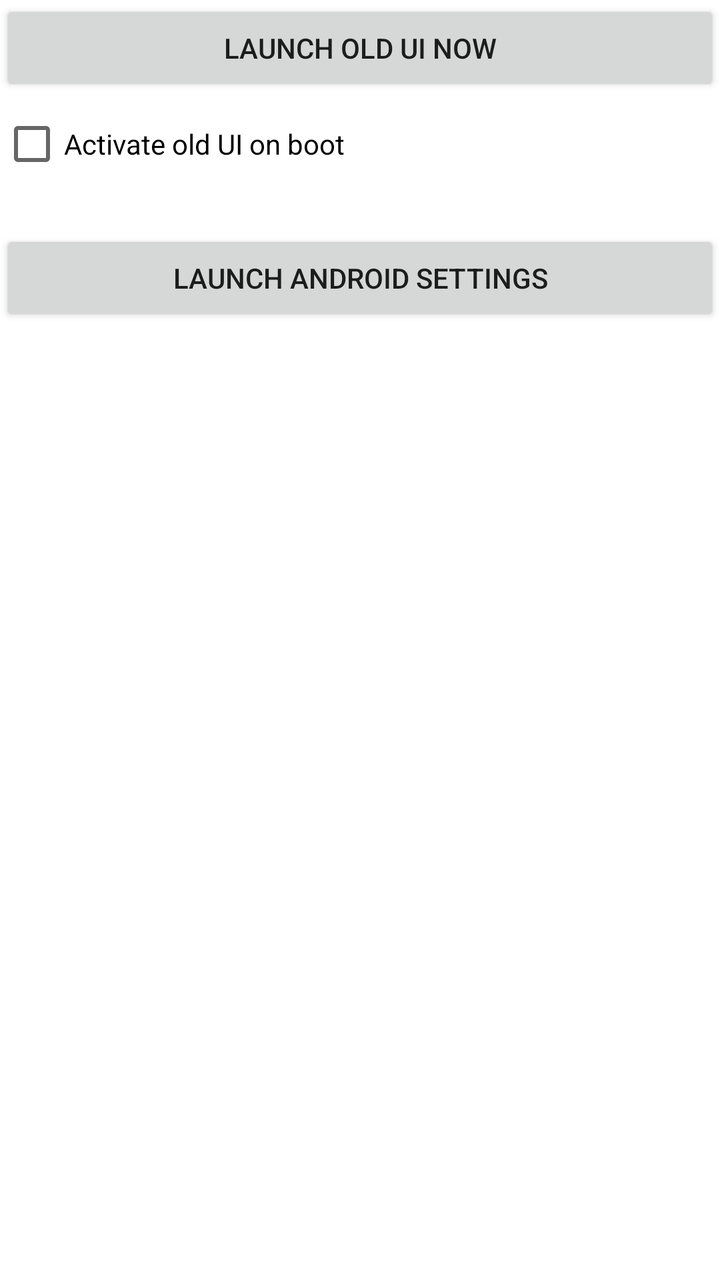
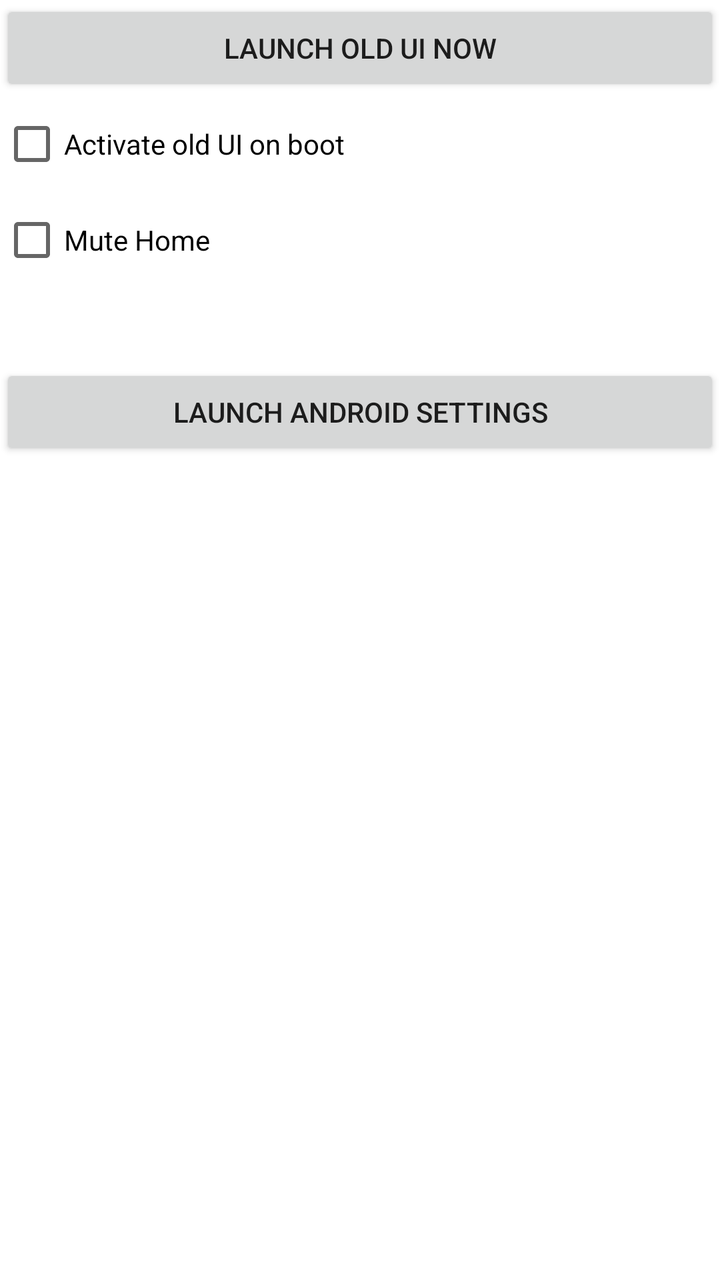

Compare the two renders of this Android layout. The source of the first and the diff that turns it into the second are given below.
<!-- AndroidManifest.xml: fallback theme Theme.MaterialComponents.DayNight.NoActionBar -->
<!-- res/layout/main.xml -->
<?xml version="1.0" encoding="utf-8"?>

<LinearLayout xmlns:android="http://schemas.android.com/apk/res/android"
    android:orientation="vertical"
    android:layout_width="match_parent"
    android:layout_height="match_parent">

    <Button
        android:layout_height="wrap_content"
        android:layout_width="match_parent"
        android:id="@+id/now"
        android:text="Launch old UI now"
        android:onClick="go"/>

    <CheckBox
        android:id="@+id/checkBox"
        android:layout_width="match_parent"
        android:layout_height="wrap_content"
        android:text="Activate old UI on boot" />
    <CheckBox
        android:id="@+id/checkBoxLL"
        android:layout_width="match_parent"
        android:layout_height="wrap_content"
        android:visibility="gone"
        android:text="Run Lightning Launcher on boot" />

    <TextView
        android:id="@+id/accssibilityMode"
        android:layout_width="match_parent"
        android:layout_height="wrap_content"
        android:text=""/>
    <Button
        android:layout_height="wrap_content"
        android:layout_width="match_parent"
        android:id="@+id/settings"
        android:text="Launch Android Settings"
        android:onClick="settings"/>

</LinearLayout>
<!-- resources referenced by this layout -->
<resources>

</resources>

<!-- the commit's change to res/layout/main.xml (unified diff, before → after) -->
@@ -17,13 +17,23 @@
         android:layout_width="match_parent"
         android:layout_height="wrap_content"
         android:text="Activate old UI on boot" />
+
     <CheckBox
         android:id="@+id/checkBoxLL"
         android:layout_width="match_parent"
         android:layout_height="wrap_content"
         android:visibility="gone"
-        android:text="Run Lightning Launcher on boot" />
-
+        android:text="Auto-run Lightning Launcher" />
+    <CheckBox
+        android:id="@+id/muteHome"
+        android:layout_width="match_parent"
+        android:layout_height="wrap_content"
+        android:text="Mute Home" />
+    <TextView
+        android:id="@+id/muteWork"
+        android:layout_width="match_parent"
+        android:layout_height="wrap_content"
+        android:text=""/>
     <TextView
         android:id="@+id/accssibilityMode"
         android:layout_width="match_parent"
